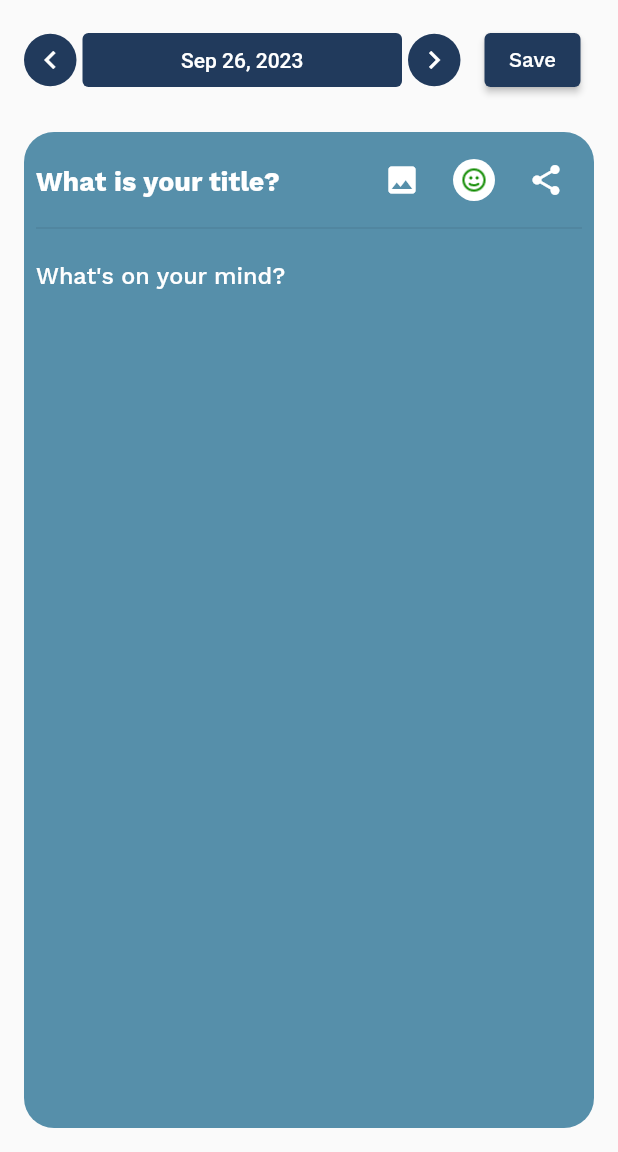
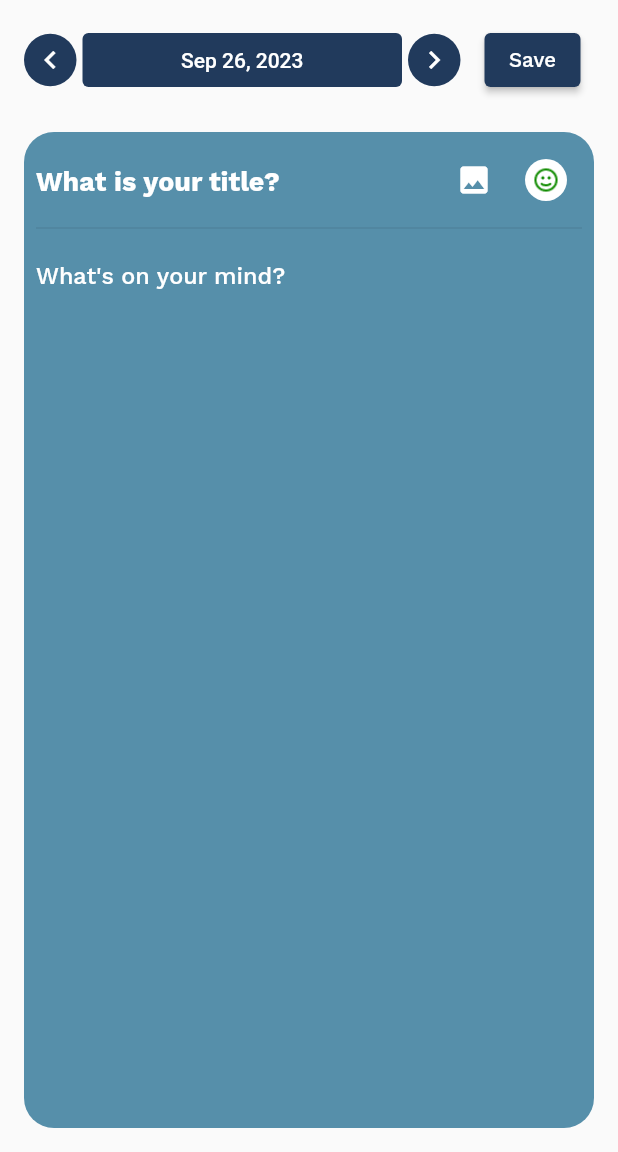
Before and after one commit to leak17/SoulNote, a Flutter app: the CreateView screen opened by its route, on a phone screen of 412 x 824 dp, the part 84-1236 px from its top. Run offline on Flutter 3.47's test engine with Material 2 defaults, Android fonts, the phone set to English and light mode, and no system bars; our stand-ins replace animated_splash_screen, bot_toast, connectivity, easy_date_timeline, emoji_picker_flutter, fl_chart and 10 more; missing offline and left inert: flutter_web_auth; accounts and stored records are empty; network calls fail.

```diff
--- a/lib/views/create/local_widget/journal_box.dart
+++ b/lib/views/create/local_widget/journal_box.dart
@@ -378,14 +378,14 @@ class _JournalBoxState extends State<JournalBox> {
                                     size: 24,
                                   ),
                           ),
-                          IconButton(
-                            onPressed: () {},
-                            icon: Icon(
-                              Icons.share,
-                              color: ThemeColor.colorScheme.onSurface,
-                              size: 24,
-                            ),
-                          ),
+                          // IconButton(
+                          //   onPressed: () {},
+                          //   icon: Icon(
+                          //     Icons.share,
+                          //     color: ThemeColor.colorScheme.onSurface,
+                          //     size: 24,
+                          //   ),
+                          // ),
                         ],
                       ),
                     ),
--- a/lib/views/home/details_screen/details_binding.dart
+++ b/lib/views/home/details_screen/details_binding.dart
@@ -1,11 +1,10 @@
-import 'package:diary_journal/views/home/details_screen/details_controller.dart';
 import 'package:get/get.dart';
 
+// ignore: camel_case_types
 class detailBinding extends Bindings {
   final int noteIndex = 0;
   @override
   void dependencies() {
     // Get.lazyPut(() => DetailsController(noteIndex: noteIndex));
-
   }
 }
--- a/lib/views/home/home_view.dart
+++ b/lib/views/home/home_view.dart
@@ -8,13 +8,14 @@ import 'package:flutter/material.dart';
 import 'package:flutter_slidable/flutter_slidable.dart';
 import 'package:get/get.dart';
 import 'package:share_plus/share_plus.dart';
-import 'note_model/note_model.dart';
+
 class HomeView extends StatelessWidget {
   HomeView({Key? key}) : super(key: key);
   final HomeController homeController = Get.put(HomeController());
   Future<void> fetchData() async {
     await homeController.fetchDataFromApi();
   }
+
   @override
   Widget build(BuildContext context) {
     return Scaffold(
@@ -81,7 +82,6 @@ class HomeView extends StatelessWidget {
                     // itemCount: controller.notes.length,
                     // itemBuilder: (context, index) {
                     //   final note = controller.notes[index];
-
 
                     itemCount: homeController.filteredNotes.isNotEmpty
                         ? homeController.filteredNotes.length
```
Also changed, not shown: lib/views/home/details_screen/details_view.dart (+15 -5 lines), pubspec.lock, 3 other files. Lines whose indentation alone changed are shown as unchanged.
